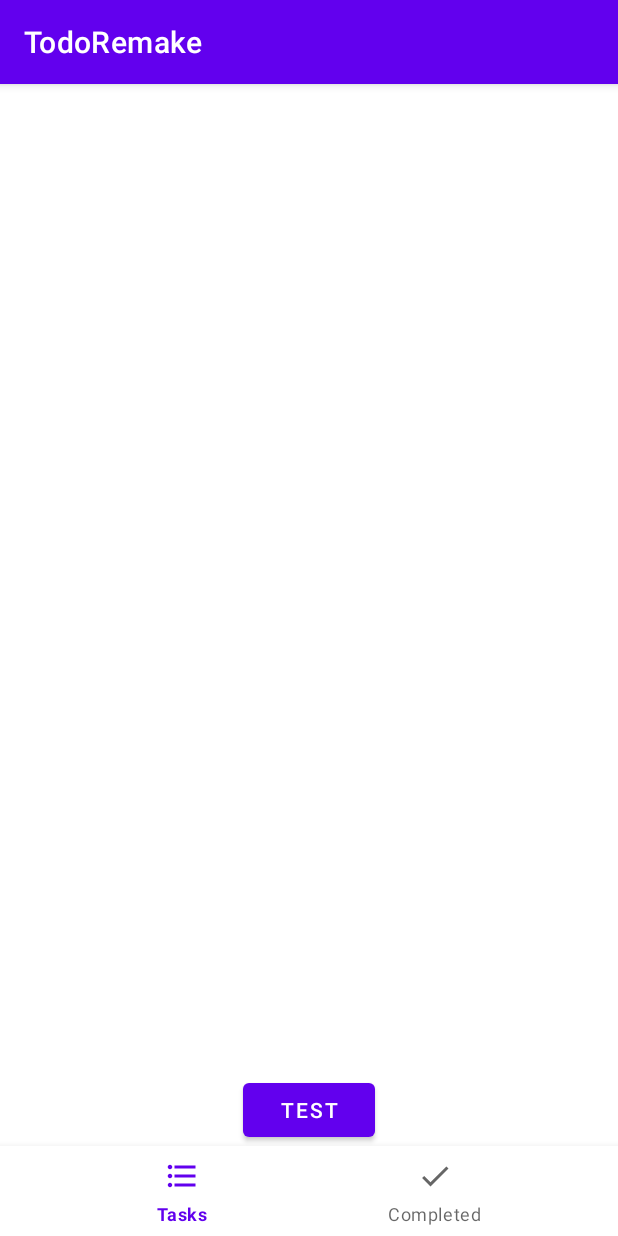
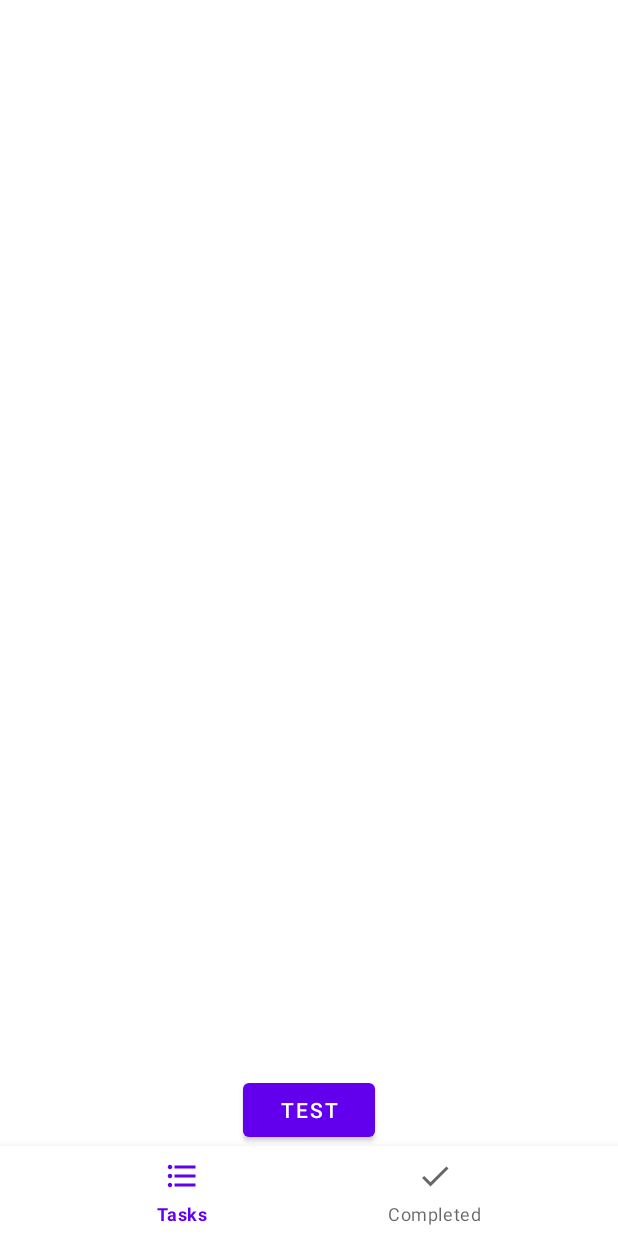
Before and after one commit to matiSzewczyk/ToDo, an Android app: the screen it shows after launch (MainActivity), on a phone screen of 412 x 824 dp. Run offline under Robolectric (Android 15) with nearby library versions, the phone set to English and light mode, and no system bars; our stand-ins replace Dagger/Hilt's generated code, navigation-ui.

Commit message:
Remove action bar

```diff
--- a/app/src/main/res/values-night/themes.xml
+++ b/app/src/main/res/values-night/themes.xml
@@ -1,6 +1,6 @@
 <resources xmlns:tools="http://schemas.android.com/tools">
     <!-- Base application theme. -->
-    <style name="Theme.TodoRemake" parent="Theme.MaterialComponents.DayNight.DarkActionBar">
+    <style name="Theme.TodoRemake" parent="Theme.MaterialComponents.DayNight.NoActionBar">
         <!-- Primary brand color. -->
         <item name="colorPrimary">@color/purple_200</item>
         <item name="colorPrimaryVariant">@color/purple_700</item>
--- a/app/src/main/res/values/themes.xml
+++ b/app/src/main/res/values/themes.xml
@@ -1,6 +1,6 @@
 <resources xmlns:tools="http://schemas.android.com/tools">
     <!-- Base application theme. -->
-    <style name="Theme.TodoRemake" parent="Theme.MaterialComponents.DayNight.DarkActionBar">
+    <style name="Theme.TodoRemake" parent="Theme.MaterialComponents.DayNight.NoActionBar">
         <!-- Primary brand color. -->
         <item name="colorPrimary">@color/purple_500</item>
         <item name="colorPrimaryVariant">@color/purple_700</item>
```
